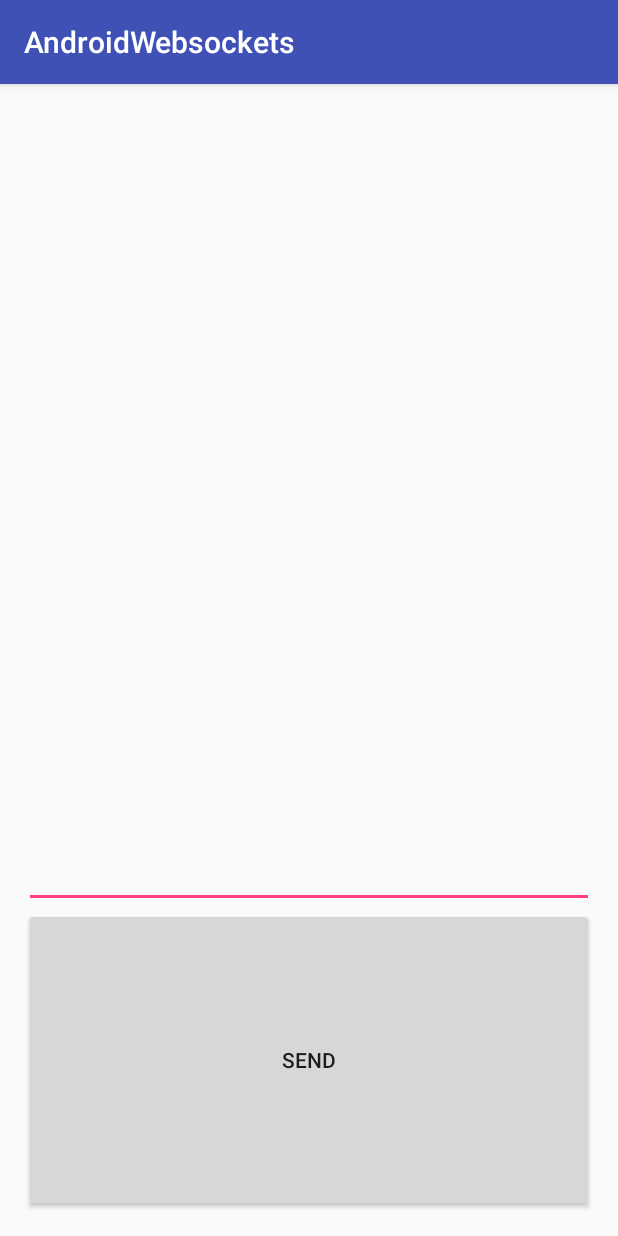
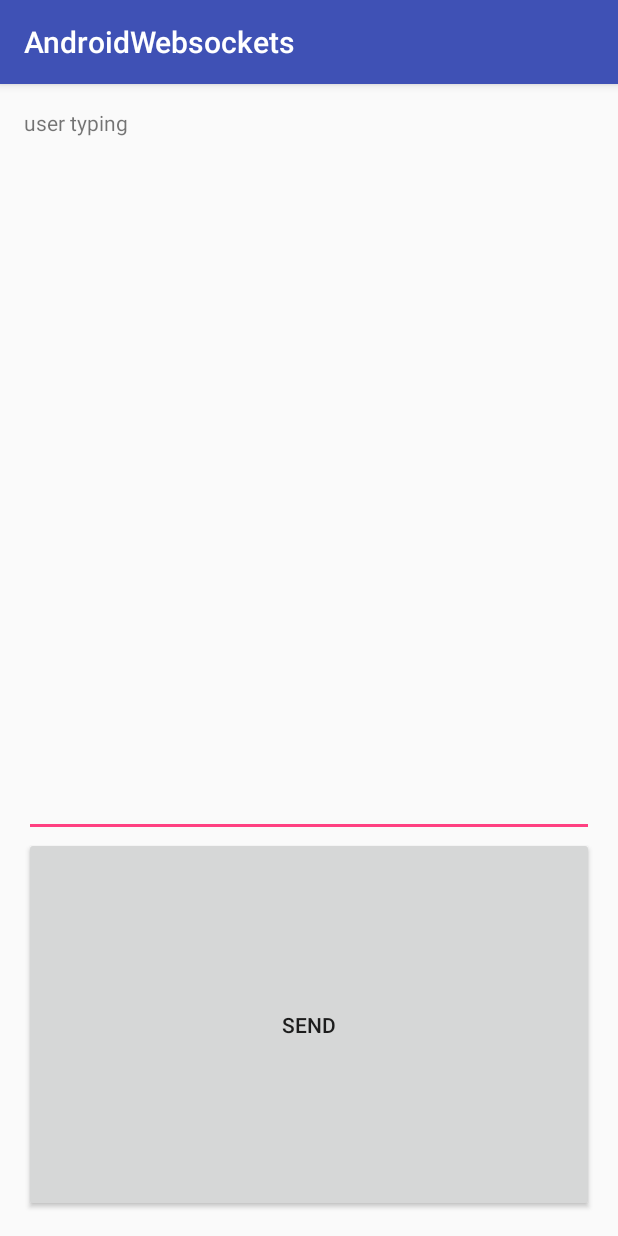
Before and after one commit to domar007/Android_Websocket, an Android app: the screen it shows after launch (MainActivity), on a phone screen of 412 x 824 dp. Run offline under Robolectric (Android 15) with nearby library versions, the phone set to English and light mode, and no system bars; libraries missing offline, so code that uses them is left out: org.java_websocket.client, org.java_websocket.handshake; 2 statements that could not run were skipped.

Commit message:
edit the server to make it work for differents emulators in real time + trying to show the name of the user while typing

```diff
--- a/app/src/main/java/com/example/stefan/androidwebsockets/MainActivity.java
+++ b/app/src/main/java/com/example/stefan/androidwebsockets/MainActivity.java
@@ -9,12 +9,14 @@ import android.util.Log;
 import android.view.View;
 import android.widget.Button;
 import android.widget.EditText;
+import android.widget.TextView;
 
 import org.json.JSONException;
 import org.json.JSONObject;
 
 import org.java_websocket.client.WebSocketClient;
 import org.java_websocket.handshake.ServerHandshake;
+import java.util.UUID;
 
 import java.net.URI;
 import java.net.URISyntaxException;
@@ -23,9 +25,11 @@ public class MainActivity extends AppCompatActivity {
 
     private Button button;
     private EditText text;
+    private TextView user;
     private WebSocketClient mWebSocketClient;
     private boolean textChanged = true;
     private JSONObject json;
+    String uuid;
 
     @Override
     protected void onCreate(Bundle savedInstanceState) {
@@ -35,11 +39,14 @@ public class MainActivity extends AppCompatActivity {
     }
 
     private void init() {
+
+        user = (TextView) findViewById(R.id.username);
         button = (Button) findViewById(R.id.send_button);
         text = (EditText) findViewById(R.id.edit_text);
+
         json = new JSONObject();
         connectToWebSocket();
-
+         uuid = UUID.randomUUID().toString();
         button.setOnClickListener(new View.OnClickListener() {
             public void onClick(View v) {
                 mWebSocketClient.send(text.getText().toString());
@@ -53,10 +60,13 @@ public class MainActivity extends AppCompatActivity {
 
             @Override
             public void onTextChanged(CharSequence s, int start, int before, int count) {
+
                 if (textChanged) {
                     try {
                         json.put("cursorPos", text.getSelectionStart());
                         json.put("text", text.getText().toString());
+                        json.put("user", uuid);
+
                     } catch (JSONException e) {
                         Log.i("JSON Exception", e.getStackTrace().toString());
                     }
@@ -67,6 +77,7 @@ public class MainActivity extends AppCompatActivity {
 
             @Override
             public void afterTextChanged(Editable s) {
+
             }
         });
     }
@@ -84,6 +95,7 @@ public class MainActivity extends AppCompatActivity {
             @Override
             public void onOpen(ServerHandshake serverHandshake) {
                 Log.i("Websocket", "Opened");
+            //    mWebSocketClient.send("Hello from " + Build.MANUFACTURER + " " + Build.MODEL);
             }
 
             @Override
@@ -95,13 +107,20 @@ public class MainActivity extends AppCompatActivity {
                         try {
                             textChanged = false;
                             text.setText("");
+
                             JSONObject resultJson = new JSONObject(message);
                             text.setText(text.getText() + resultJson.get("text").toString());
                             text.setSelection(resultJson.getInt("cursorPos"));
-                            textChanged = true;
+
+                                user.setText(resultJson.get("user").toString() + "TYPING");
+                                // text.setText(text.getText() + message );
+
+                                    textChanged = true;
+
                         } catch (JSONException e) {
                             e.printStackTrace();
-                        }
+                       }
+                       // user.setText("ddd");
                     }
                 });
             }
--- a/app/src/main/res/layout/activity_main.xml
+++ b/app/src/main/res/layout/activity_main.xml
@@ -6,11 +6,21 @@
     android:paddingTop="@dimen/activity_vertical_margin"
     android:paddingBottom="@dimen/activity_vertical_margin" tools:context=".MainActivity">
 
+    <TextView
+        android:layout_width="wrap_content"
+        android:layout_height="wrap_content"
+        android:textAppearance="?android:attr/textAppearanceSmall"
+        android:text="user typing"
+        android:id="@+id/username"
+        />
+
     <EditText
         android:id="@+id/edit_text"
         android:layout_width="match_parent"
-        android:layout_height="800px"
+        android:layout_height="700px"
+        android:layout_below="@id/username"
     />
+
     <Button
         android:text="Send"
         android:id="@+id/send_button"
@@ -18,4 +28,5 @@
         android:layout_width="match_parent"
         android:layout_height="match_parent"
     />
+
 </RelativeLayout>
```
Also changed, not shown: 3 other files.
